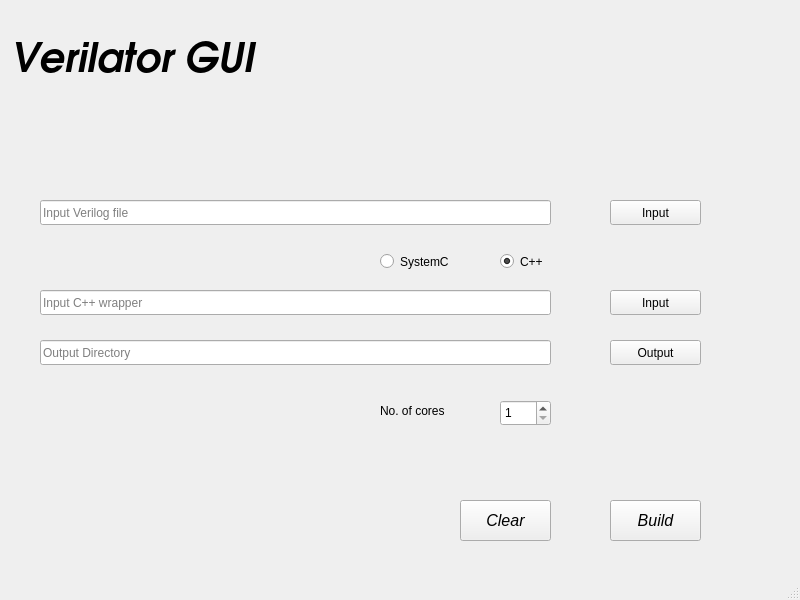
First picture: the form in src/design.ui, repository pranavkaruvally/linux_package_management_system, before the edit.
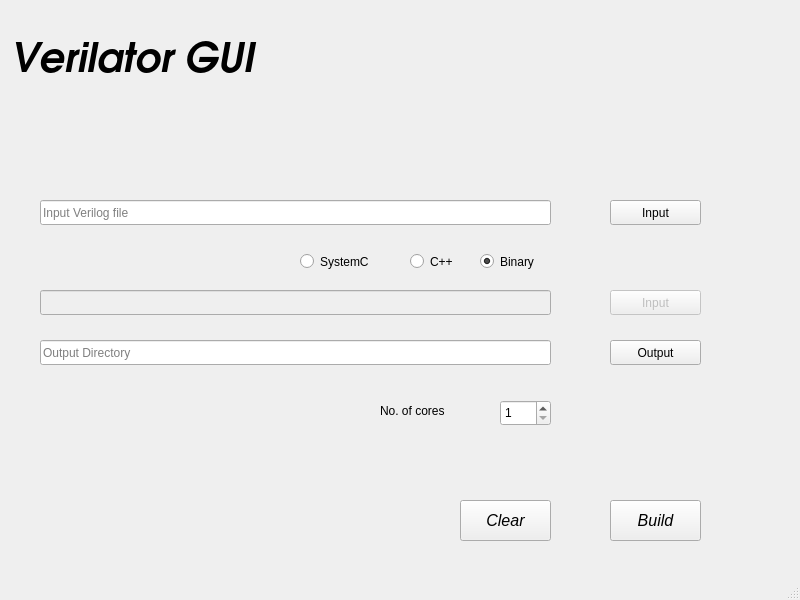
Second picture: the form after the edit.

Commit message: Added verilator binary executable feature

```diff
--- a/src/design.ui
+++ b/src/design.ui
@@ -37,6 +37,9 @@
     </property>
    </widget>
    <widget class="QLineEdit" name="inputWrapperField">
+    <property name="enabled">
+     <bool>false</bool>
+    </property>
     <property name="geometry">
      <rect>
       <x>40</x>
@@ -49,7 +52,7 @@
      <bool>true</bool>
     </property>
     <property name="placeholderText">
-     <string>Input C++ wrapper</string>
+     <string/>
     </property>
    </widget>
    <widget class="QPushButton" name="inputVerilogButton">
@@ -185,6 +188,9 @@
     </property>
    </widget>
    <widget class="QPushButton" name="inputWrapperButton">
+    <property name="enabled">
+     <bool>false</bool>
+    </property>
     <property name="geometry">
      <rect>
       <x>610</x>
@@ -198,9 +204,12 @@
     </property>
    </widget>
    <widget class="QRadioButton" name="cppRadioButton">
+    <property name="enabled">
+     <bool>true</bool>
+    </property>
     <property name="geometry">
      <rect>
-      <x>500</x>
+      <x>410</x>
       <y>250</y>
       <width>51</width>
       <height>23</height>
@@ -210,13 +219,13 @@
      <string>C++</string>
     </property>
     <property name="checked">
-     <bool>true</bool>
+     <bool>false</bool>
     </property>
    </widget>
    <widget class="QRadioButton" name="systemCRadioButton">
     <property name="geometry">
      <rect>
-      <x>380</x>
+      <x>300</x>
       <y>250</y>
       <width>81</width>
       <height>23</height>
@@ -226,6 +235,22 @@
      <string>SystemC</string>
     </property>
    </widget>
+   <widget class="QRadioButton" name="radioButton">
+    <property name="geometry">
+     <rect>
+      <x>480</x>
+      <y>250</y>
+      <width>71</width>
+      <height>23</height>
+     </rect>
+    </property>
+    <property name="text">
+     <string>Binary</string>
+    </property>
+    <property name="checked">
+     <bool>true</bool>
+    </property>
+   </widget>
   </widget>
   <widget class="QMenuBar" name="menubar">
    <property name="geometry">
```
The commit also changes 1 other file.
